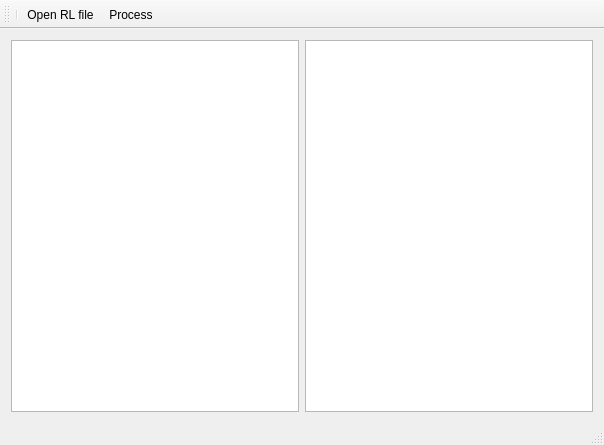
The window that GUI/RLInterpreterGUI/mainwindow.ui (preyko/talw2) describes before a commit, drawn with Qt 5.
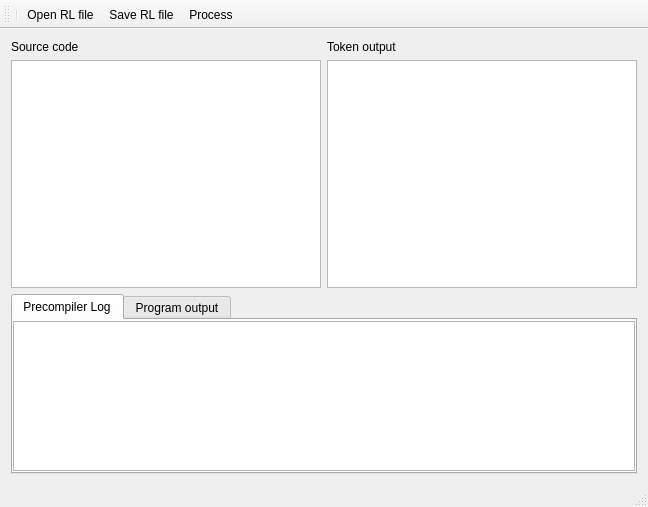
The same window after the commit.

Commit message: Program doesn't work, because integrating RLInterpreter in RLPrecompiler don't completed.

```diff
--- a/GUI/RLInterpreterGUI/mainwindow.ui
+++ b/GUI/RLInterpreterGUI/mainwindow.ui
@@ -6,8 +6,8 @@
    <rect>
     <x>0</x>
     <y>0</y>
-    <width>604</width>
-    <height>445</height>
+    <width>648</width>
+    <height>507</height>
    </rect>
   </property>
   <property name="sizePolicy">
@@ -26,13 +26,71 @@
      <verstretch>0</verstretch>
     </sizepolicy>
    </property>
-   <layout class="QHBoxLayout" name="horizontalLayout">
+   <layout class="QVBoxLayout" name="verticalLayout_6">
     <item>
      <layout class="QHBoxLayout" name="horizontalLayout_2">
       <item>
-       <widget class="QTextBrowser" name="codeBrowser">
+       <layout class="QVBoxLayout" name="verticalLayout_2">
+        <item>
+         <widget class="QLabel" name="label">
+          <property name="text">
+           <string>Source code</string>
+          </property>
+         </widget>
+        </item>
+        <item>
+         <widget class="QTextBrowser" name="codeBrowser">
+          <property name="sizePolicy">
+           <sizepolicy hsizetype="Expanding" vsizetype="Expanding">
+            <horstretch>0</horstretch>
+            <verstretch>0</verstretch>
+           </sizepolicy>
+          </property>
+          <property name="baseSize">
+           <size>
+            <width>200</width>
+            <height>200</height>
+           </size>
+          </property>
+          <property name="styleSheet">
+           <string notr="true">font: 11pt &quot;Ubuntu Mono&quot;;</string>
+          </property>
+          <property name="readOnly">
+           <bool>false</bool>
+          </property>
+         </widget>
+        </item>
+       </layout>
+      </item>
+      <item>
+       <layout class="QVBoxLayout" name="verticalLayout_3">
+        <item>
+         <widget class="QLabel" name="label_2">
+          <property name="text">
+           <string>Token output</string>
+          </property>
+         </widget>
+        </item>
+        <item>
+         <widget class="QTextBrowser" name="tokenOutput">
+          <property name="styleSheet">
+           <string notr="true">font: 11pt &quot;Ubuntu Mono&quot;;</string>
+          </property>
+         </widget>
+        </item>
+       </layout>
+      </item>
+     </layout>
+    </item>
+    <item>
+     <layout class="QVBoxLayout" name="verticalLayout_5">
+      <property name="sizeConstraint">
+       <enum>QLayout::SetFixedSize</enum>
+      </property>
+      <item>
+       <widget class="QTabWidget" name="tabWidget">
         <property name="sizePolicy">
-         <sizepolicy hsizetype="Expanding" vsizetype="Expanding">
+         <sizepolicy hsizetype="Minimum" vsizetype="Minimum">
           <horstretch>0</horstretch>
           <verstretch>0</verstretch>
          </sizepolicy>
@@ -43,14 +101,72 @@
           <height>200</height>
          </size>
         </property>
-        <property name="styleSheet">
-         <string notr="true">font: 11pt &quot;Ubuntu Mono&quot;;</string>
+        <property name="movable">
+         <bool>true</bool>
         </property>
+        <widget class="QWidget" name="tab">
+         <property name="styleSheet">
+          <string notr="true">#padding: 0px</string>
+         </property>
+         <attribute name="title">
+          <string>Precompiler Log</string>
+         </attribute>
+         <layout class="QHBoxLayout" name="horizontalLayout">
+          <property name="spacing">
+           <number>0</number>
+          </property>
+          <property name="sizeConstraint">
+           <enum>QLayout::SetMinimumSize</enum>
+          </property>
+          <property name="margin">
+           <number>0</number>
+          </property>
+          <item>
+           <widget class="QTextBrowser" name="precompilerLog">
+            <property name="maximumSize">
+             <size>
+              <width>16777215</width>
+              <height>150</height>
+             </size>
+            </property>
+            <property name="styleSheet">
+             <string notr="true">font: 11pt &quot;Ubuntu Mono&quot;;</string>
+            </property>
+            <property name="readOnly">
+             <bool>false</bool>
+            </property>
+           </widget>
+          </item>
+         </layout>
+        </widget>
+        <widget class="QWidget" name="tab_2">
+         <attribute name="title">
+          <string>Program output</string>
+         </attribute>
+         <layout class="QHBoxLayout" name="horizontalLayout_3">
+          <property name="margin">
+           <number>0</number>
+          </property>
+          <item>
+           <widget class="QTextBrowser" name="precompilerLog_2">
+            <property name="maximumSize">
+             <size>
+              <width>16777215</width>
+              <height>150</height>
+             </size>
+            </property>
+            <property name="styleSheet">
+             <string notr="true">font: 11pt &quot;Ubuntu Mono&quot;;</string>
+            </property>
+            <property name="readOnly">
+             <bool>false</bool>
+            </property>
+           </widget>
+          </item>
+         </layout>
+        </widget>
        </widget>
       </item>
-      <item>
-       <widget class="QTextBrowser" name="outputLog"/>
-      </item>
      </layout>
     </item>
    </layout>
@@ -84,6 +200,7 @@
    </attribute>
    <addaction name="separator"/>
    <addaction name="actionOpen_RL_file"/>
+   <addaction name="actionSave_RL_file"/>
    <addaction name="actionProcess"/>
   </widget>
   <action name="actionOpen_RL_file">
@@ -96,6 +213,11 @@
     <string>Process</string>
    </property>
   </action>
+  <action name="actionSave_RL_file">
+   <property name="text">
+    <string>Save RL file</string>
+   </property>
+  </action>
  </widget>
  <layoutdefault spacing="6" margin="11"/>
  <resources/>
```
Left out of the diff: 9 changed lines with no effect on the pictures. The commit also changes 21 other files.
